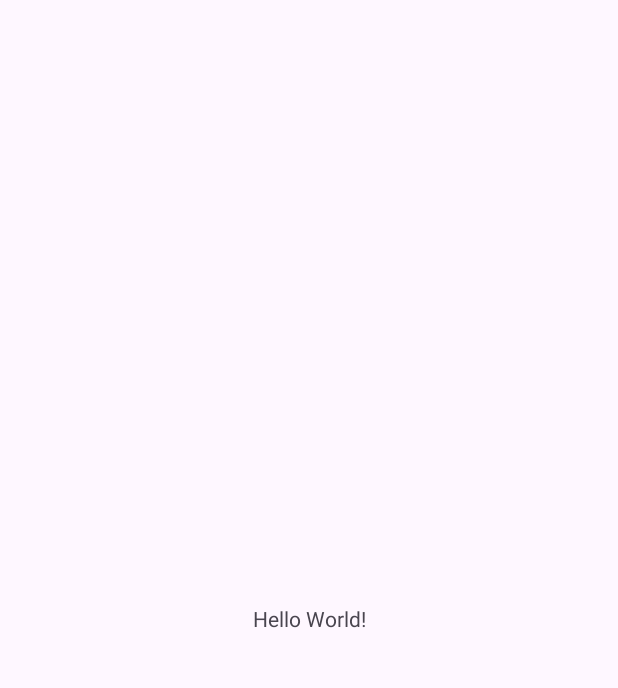
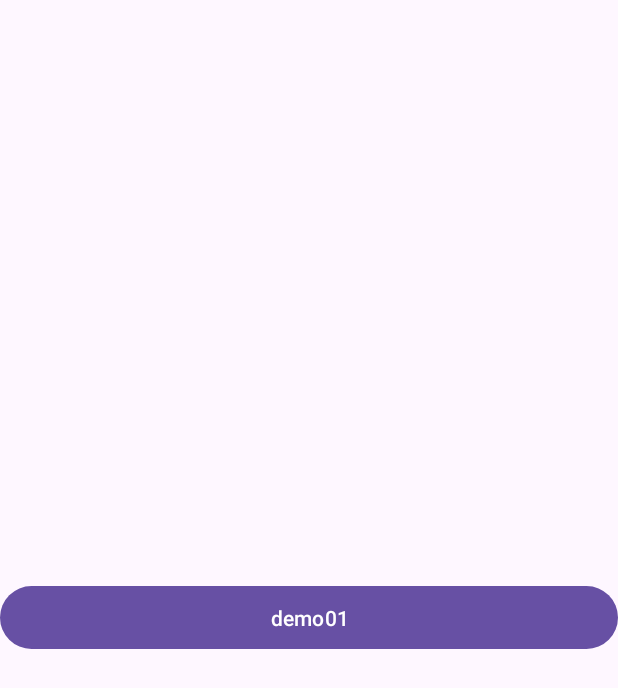
Before and after one commit to aszswaz/demo, an Android app: the screen it shows after launch (MainActivity), on a phone screen of 412 x 824 dp. Before the commit the part shown is almost empty. Shown: the top 688 px of the screen. Run offline under Robolectric (Android 15) with nearby library versions, the phone set to English and light mode, and no system bars.

Commit message:
修改 Android 的演示代码

```diff
--- a/android/HelloWorld/app/src/main/AndroidManifest.xml
+++ b/android/HelloWorld/app/src/main/AndroidManifest.xml
@@ -13,6 +13,9 @@
         android:theme="@style/Theme.HelloWorld"
         tools:targetApi="31">
         <activity
+            android:name=".DemoActivity01"
+            android:exported="false" />
+        <activity
             android:name=".MainActivity"
             android:exported="true">
             <intent-filter>
--- a/android/HelloWorld/app/src/main/java/com/example/helloworld/MainActivity.kt
+++ b/android/HelloWorld/app/src/main/java/com/example/helloworld/MainActivity.kt
@@ -1,11 +1,21 @@
 package com.example.helloworld
 
+import android.content.Intent
+import android.os.Bundle
+import android.util.Log
+import android.widget.Button
 import androidx.appcompat.app.AppCompatActivity
-import android.os.Bundle
 
 class MainActivity : AppCompatActivity() {
     override fun onCreate(savedInstanceState: Bundle?) {
         super.onCreate(savedInstanceState)
         setContentView(R.layout.activity_main)
+
+        findViewById<Button>(R.id.activity_demo01)
+            .setOnClickListener {
+                val intent = Intent()
+                intent.setClass(this, DemoActivity01::class.java)
+                startActivity(intent)
+            }
     }
 }
--- a/android/HelloWorld/app/src/main/res/layout/activity_main.xml
+++ b/android/HelloWorld/app/src/main/res/layout/activity_main.xml
@@ -1,18 +1,21 @@
 <?xml version="1.0" encoding="utf-8"?>
-<androidx.constraintlayout.widget.ConstraintLayout xmlns:android="http://schemas.android.com/apk/res/android"
-    xmlns:app="http://schemas.android.com/apk/res-auto"
+
+<!--
+设置页面的布局方式为线性布局
+android:orientation 设置线性方向
+-->
+<LinearLayout xmlns:android="http://schemas.android.com/apk/res/android"
     xmlns:tools="http://schemas.android.com/tools"
     android:layout_width="match_parent"
     android:layout_height="match_parent"
+    android:gravity="center"
+    android:orientation="vertical"
     tools:context=".MainActivity">
 
-    <TextView
-        android:layout_width="wrap_content"
-        android:layout_height="wrap_content"
-        android:text="Hello World!"
-        app:layout_constraintBottom_toBottomOf="parent"
-        app:layout_constraintEnd_toEndOf="parent"
-        app:layout_constraintStart_toStartOf="parent"
-        app:layout_constraintTop_toTopOf="parent" />
+    <Button
+        android:id="@+id/activity_demo01"
+        android:layout_width="match_parent"
+        android:layout_height="50dp"
+        android:text="@string/activity_demo01"/>
 
-</androidx.constraintlayout.widget.ConstraintLayout>
+</LinearLayout>
--- a/android/HelloWorld/app/src/main/res/values/colors.xml
+++ b/android/HelloWorld/app/src/main/res/values/colors.xml
@@ -2,4 +2,5 @@
 <resources>
     <color name="black">#FF000000</color>
     <color name="white">#FFFFFFFF</color>
+    <color name="green">#4CAF50</color>
 </resources>
--- a/android/HelloWorld/app/src/main/res/values/strings.xml
+++ b/android/HelloWorld/app/src/main/res/values/strings.xml
@@ -1,3 +1,6 @@
 <resources>
     <string name="app_name">Hello World</string>
+    <string name="long_text">Hello World Hello World Hello World Hello World Hello World Hello World Hello World Hello World</string>
+
+    <string name="activity_demo01">demo01</string>
 </resources>
--- a/android/HelloWorld/app/src/main/res/values/themes.xml
+++ b/android/HelloWorld/app/src/main/res/values/themes.xml
@@ -1,4 +1,4 @@
-<resources xmlns:tools="http://schemas.android.com/tools">
+<resources>
     <!-- Base application theme. -->
     <style name="Base.Theme.HelloWorld" parent="Theme.Material3.DayNight.NoActionBar">
         <!-- Customize your light theme here. -->
```
Also changed, not shown: android/HelloWorld/app/src/main/java/com/example/helloworld/DemoActivity01.kt (added, +24 -0 lines), android/HelloWorld/app/src/main/res/drawable/button_background.xml (added, +11 -0 lines), android/HelloWorld/app/src/main/res/layout/activity_demo01.xml (added, +48 -0 lines).
